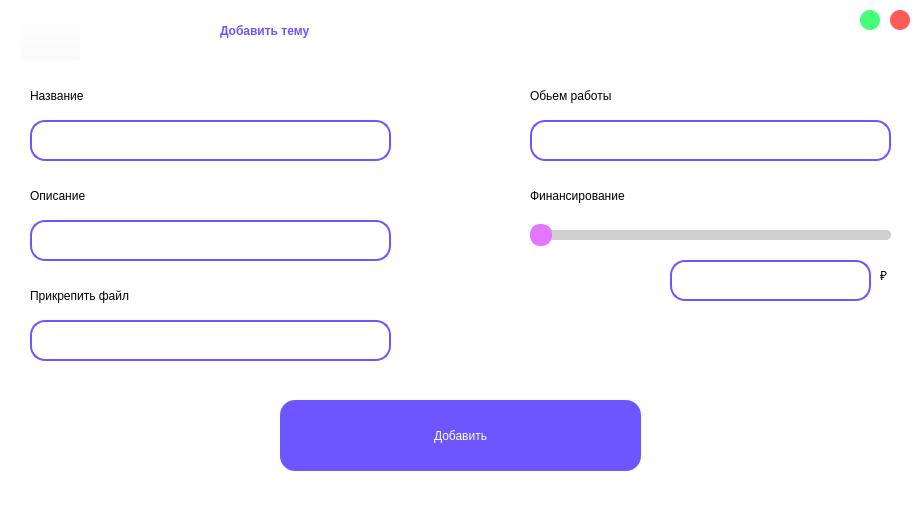
Qt form project/add_theme.ui (AssasinNik/meow) before a commit.
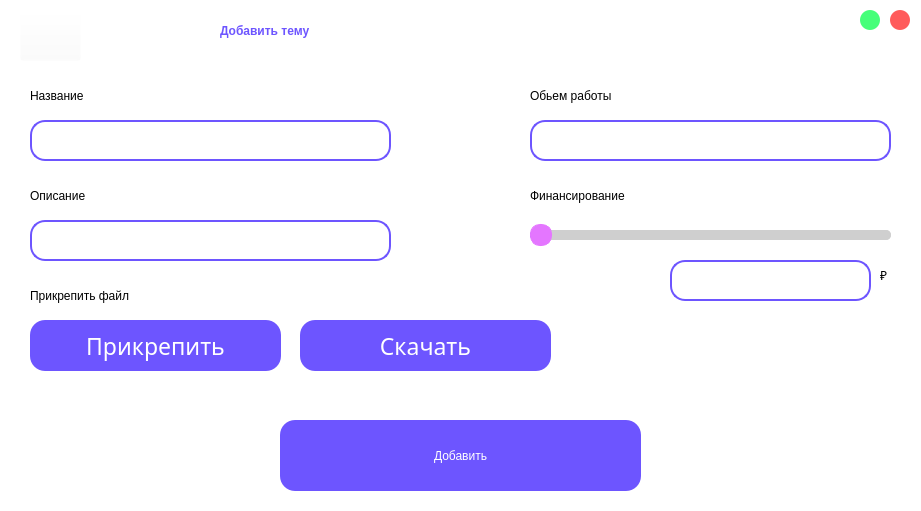
The same form after that commit. Icons and pictures are not drawn.

What changed in the file:
```diff
--- a/project/add_theme.ui
+++ b/project/add_theme.ui
@@ -190,24 +190,6 @@
     <string>Описание</string>
    </property>
   </widget>
-  <widget class="QLineEdit" name="lineEdit_4">
-   <property name="geometry">
-    <rect>
-     <x>30</x>
-     <y>320</y>
-     <width>361</width>
-     <height>41</height>
-    </rect>
-   </property>
-   <property name="styleSheet">
-    <string notr="true">border-radius: 15px; 
-font: 14pt &quot;Karla&quot;;
-padding-left: 10px;
-padding-right:10px;
-border: 2px solid #6D55FF;
-</string>
-   </property>
-  </widget>
   <widget class="QLabel" name="label_4">
    <property name="geometry">
     <rect>
@@ -324,7 +306,7 @@
    <property name="geometry">
     <rect>
      <x>280</x>
-     <y>400</y>
+     <y>420</y>
      <width>361</width>
      <height>71</height>
     </rect>
@@ -390,6 +372,108 @@
     <string>₽</string>
    </property>
   </widget>
+  <widget class="QPushButton" name="pushButton_5">
+   <property name="geometry">
+    <rect>
+     <x>30</x>
+     <y>320</y>
+     <width>251</width>
+     <height>51</height>
+    </rect>
+   </property>
+   <property name="font">
+    <font>
+     <family>Karla 13</family>
+     <pointsize>17</pointsize>
+     <weight>9</weight>
+     <italic>false</italic>
+     <bold>false</bold>
+    </font>
+   </property>
+   <property name="autoFillBackground">
+    <bool>false</bool>
+   </property>
+   <property name="styleSheet">
+    <string notr="true">QPushButton{
+	color: rgb(255, 255, 255);
+	background-color: #6D55FF;
+	border-radius: 15px; 
+	font: 75 17pt &quot;Karla&quot; bold;
+	border: 2px;
+}
+QPushButton:pressed{
+	background-color: #A597FF;
+}</string>
+   </property>
+   <property name="text">
+    <string>Прикрепить</string>
+   </property>
+   <property name="default">
+    <bool>false</bool>
+   </property>
+   <property name="flat">
+    <bool>false</bool>
+   </property>
+  </widget>
+  <widget class="QLabel" name="label_8">
+   <property name="geometry">
+    <rect>
+     <x>40</x>
+     <y>390</y>
+     <width>831</width>
+     <height>21</height>
+    </rect>
+   </property>
+   <property name="styleSheet">
+    <string notr="true">font: 75 11pt &quot;Karla&quot; bold;</string>
+   </property>
+   <property name="text">
+    <string/>
+   </property>
+  </widget>
+  <widget class="QPushButton" name="pushButton_6">
+   <property name="geometry">
+    <rect>
+     <x>300</x>
+     <y>320</y>
+     <width>251</width>
+     <height>51</height>
+    </rect>
+   </property>
+   <property name="font">
+    <font>
+     <family>Karla 13</family>
+     <pointsize>17</pointsize>
+     <weight>9</weight>
+     <italic>false</italic>
+     <bold>false</bold>
+    </font>
+   </property>
+   <property name="autoFillBackground">
+    <bool>false</bool>
+   </property>
+   <property name="styleSheet">
+    <string notr="true">QPushButton{
+	color: rgb(255, 255, 255);
+	background-color: #6D55FF;
+	border-radius: 15px; 
+	font: 75 17pt &quot;Karla&quot; bold;
+	border: 2px;
+}
+QPushButton:pressed{
+	background-color: #A597FF;
+}</string>
+   </property>
+   <property name="text">
+    <string>Скачать</string>
+   </property>
+   <property name="default">
+    <bool>false</bool>
+   </property>
+   <property name="flat">
+    <bool>false</bool>
+   </property>
+  </widget>
  </widget>
  <resources>
   <include location="greeting.qrc"/>
```
